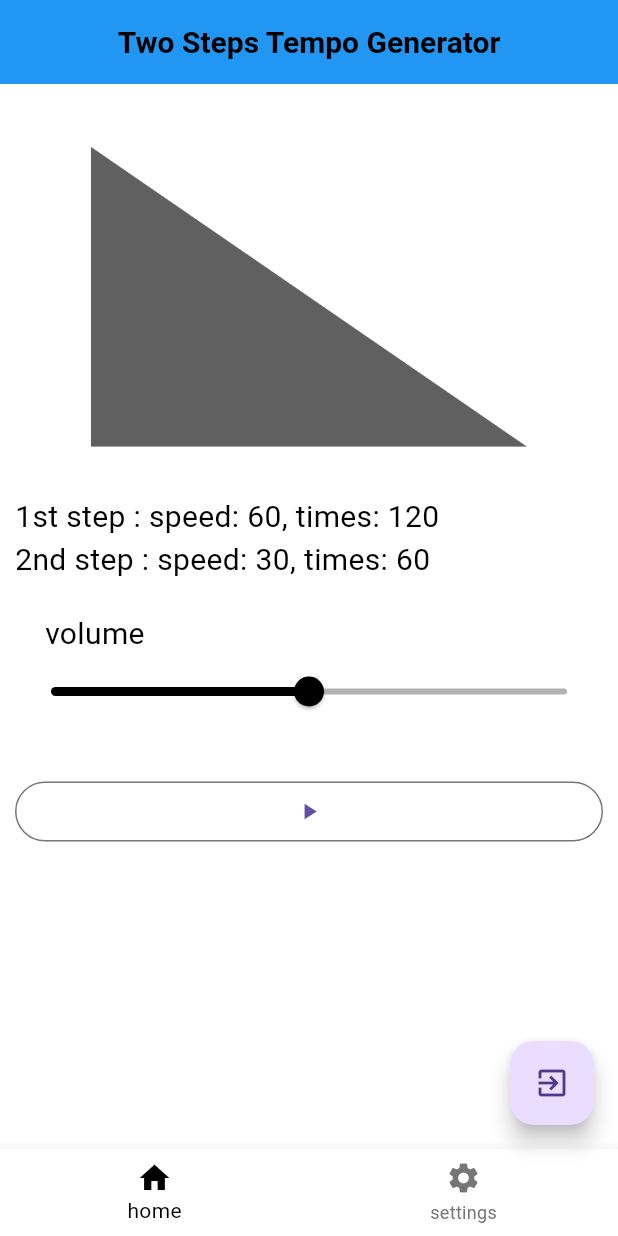
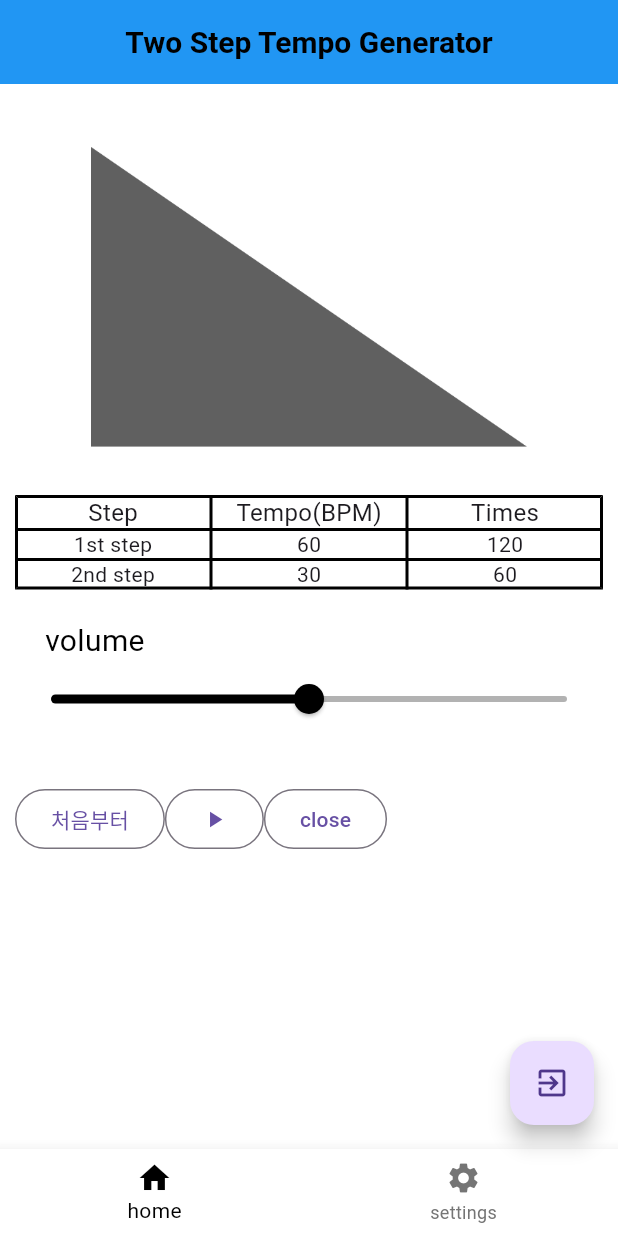
Before and after one commit to byunduwon/two_steps_tempo, a Flutter app: the screen it shows after launch, on a phone screen of 412 x 824 dp. Run offline on Flutter 3.47's test engine with Material 3 defaults, Android fonts, the light colour scheme and no system bars; our stand-ins replace audioplayers, flutter_spinbox, shared_preferences; missing offline and left inert: metronome.

Commit message:
2024/7/12

```diff
--- a/lib/screen/home_screen.dart
+++ b/lib/screen/home_screen.dart
@@ -45,19 +45,33 @@ class HomeScreen extends StatelessWidget {
               //color: Colors.yellow,
             ),
             SizedBox(height: 32.0),
-            Text(
-              '1st step : speed: ${firstBPM}, times: ${firstTimes}',
-              style: const TextStyle(
-                color: Colors.black,
-                fontSize: 20.0,
-              ),
-            ),
-            Text(
-              '2nd step : speed: ${secondBPM}, times: ${secondTimes}',
-              style: const TextStyle(
-                color: Colors.black,
-                fontSize: 20.0,
-              ),
+            Table(
+              defaultColumnWidth: FixedColumnWidth(120.0),
+              border: TableBorder.all(
+                  color: Colors.black, style: BorderStyle.solid, width: 2),
+              children: [
+                TableRow(children: [
+                  Column(children: [
+                    Text('Step', style: TextStyle(fontSize: 16.0)),
+                  ]),
+                  Column(children: [
+                    Text('Tempo(BPM)', style: TextStyle(fontSize: 16.0))
+                  ]),
+                  Column(children: [
+                    Text('Times', style: TextStyle(fontSize: 16.0))
+                  ]),
+                ]),
+                TableRow(children: [
+                  Column(children: [Text('1st step')]),
+                  Column(children: [Text('$firstBPM')]),
+                  Column(children: [Text('$firstTimes')]),
+                ]),
+                TableRow(children: [
+                  Column(children: [Text('2nd step')]),
+                  Column(children: [Text('$secondBPM')]),
+                  Column(children: [Text('$secondTimes')]),
+                ]),
+              ],
             ),
             SizedBox(height: 20.0),
             Column(
@@ -91,12 +105,25 @@ class HomeScreen extends StatelessWidget {
               ],
             ),
             SizedBox(height: 32.0),
-            OutlinedButton(
-              onPressed: () {
-                playChanged(playState);
-              },
-              child: Icon(playState ? Icons.pause : Icons.play_arrow),
-            )
+            Row(
+              children: [
+                OutlinedButton(
+                    onPressed: (){},
+                    child: Text('처음부터'),
+                ),
+                OutlinedButton(
+                  onPressed: () {
+                    playChanged(playState);
+                  },
+                  child: Icon(playState ? Icons.pause : Icons.play_arrow),
+                ),
+                OutlinedButton(
+                    onPressed: (){},
+                    child: Text('close'),
+                ),
+              ],
+            ),
+
           ],
         ));
   }
--- a/lib/screen/root_screen.dart
+++ b/lib/screen/root_screen.dart
@@ -131,7 +131,7 @@ class _RootScreenState extends State<RootScreen> with TickerProviderStateMixin {
       appBar: AppBar(
         backgroundColor: Colors.blue,
         title: const Text(
-          'Two Steps Tempo Generator',
+          'Two Step Tempo Generator',
           style: TextStyle(
             color: Colors.black,
             fontSize: 20.0,
```
